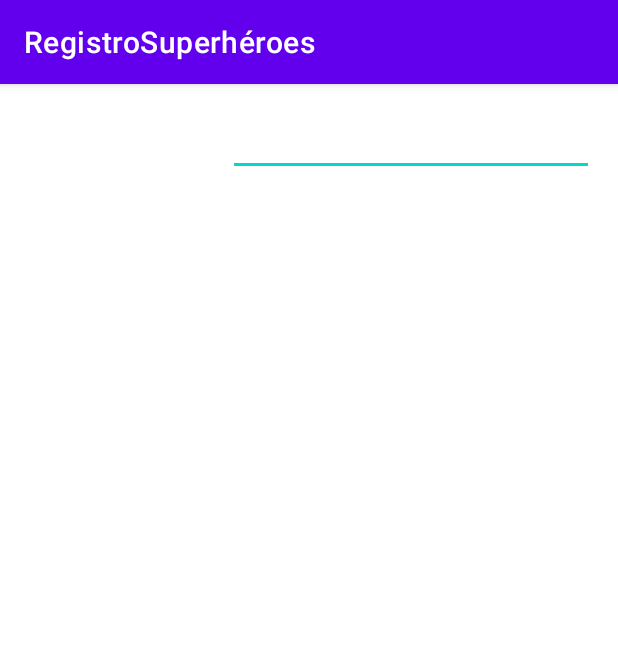
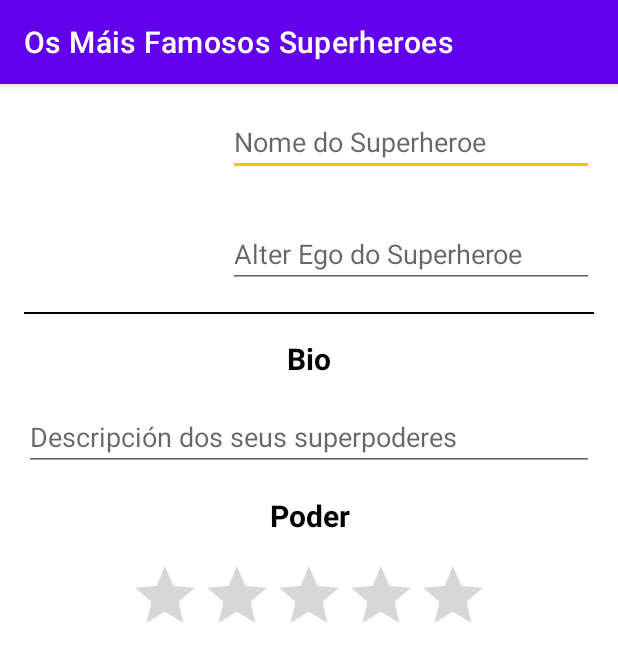
Before and after one commit to Marta2192/Android_Registro_Superheroes, an Android app: the screen it shows after launch (MainActivity), on a phone screen of 412 x 824 dp. Shown: the top 662 px of the screen. Run offline under Robolectric (Android 15) with nearby library versions, the phone set to English and light mode, and no system bars.

Commit message:
Primera pantalla

```diff
--- a/app/src/main/res/layout/activity_main.xml
+++ b/app/src/main/res/layout/activity_main.xml
@@ -14,10 +14,69 @@
         tools:src="@tools:sample/avatars" />
 
     <EditText
+        android:id="@+id/nome"
         android:layout_width="match_parent"
         android:layout_height="wrap_content"
         android:layout_toEndOf="@+id/foto"
         android:layout_alignTop="@+id/foto"
-    android:layout_marginStart="16dp"/>
+        android:layout_marginStart="16dp"
+        android:hint="Nome do Superheroe"/>
+
+    <EditText
+        android:id="@+id/alterEgo"
+        android:layout_width="match_parent"
+        android:layout_height="wrap_content"
+        android:layout_toEndOf="@+id/foto"
+        android:layout_alignBottom="@+id/foto"
+        android:layout_marginStart="16dp"
+        android:hint="Alter Ego do Superheroe"/>
+
+    <View
+        android:id="@+id/linea"
+        android:layout_width="match_parent"
+        android:layout_height="1dp"
+        android:background="@color/black"
+        android:layout_below="@+id/foto"
+        android:layout_marginTop="16dp" />
+
+    <TextView
+        android:id="@+id/bio"
+        android:layout_width="match_parent"
+        android:layout_height="wrap_content"
+        android:text="Bio"
+        android:textColor="@color/black"
+        android:layout_below="@+id/linea"
+        android:gravity="center"
+        android:textSize="20dp"
+        android:textStyle="bold"
+        android:layout_marginTop="16dp"/>
+
+    <EditText
+        android:id="@+id/descripcion"
+        android:layout_width="match_parent"
+        android:layout_height="wrap_content"
+        android:layout_below="@+id/bio"
+        android:layout_marginTop="16dp"
+        android:hint="Descripción dos seus superpoderes"/>
+
+    <TextView
+        android:id="@+id/poder"
+        android:layout_width="match_parent"
+        android:layout_height="wrap_content"
+        android:text="Poder"
+        android:textColor="@color/black"
+        android:layout_below="@+id/descripcion"
+        android:gravity="center"
+        android:textSize="20dp"
+        android:textStyle="bold"
+        android:layout_marginTop="16dp"/>
+
+    <RatingBar
+        android:layout_width="wrap_content"
+        android:layout_height="wrap_content"
+        android:layout_below="@+id/poder"
+        android:layout_centerHorizontal="true"
+        android:layout_marginTop="16dp"
+        />
 
   </RelativeLayout>
--- a/app/src/main/res/values/colors.xml
+++ b/app/src/main/res/values/colors.xml
@@ -3,7 +3,7 @@
     <color name="purple_200">#FFBB86FC</color>
     <color name="purple_500">#FF6200EE</color>
     <color name="purple_700">#FF3700B3</color>
-    <color name="teal_200">#FF03DAC5</color>
+    <color name="teal_200">#FFC107</color>
     <color name="teal_700">#FF018786</color>
     <color name="black">#FF000000</color>
     <color name="white">#FFFFFFFF</color>
--- a/app/src/main/res/values/strings.xml
+++ b/app/src/main/res/values/strings.xml
@@ -1,3 +1,3 @@
 <resources>
-    <string name="app_name">RegistroSuperhéroes</string>
+    <string name="app_name">Os Máis Famosos Superheroes</string>
 </resources>
```
Lines whose indentation alone changed are shown as unchanged.
